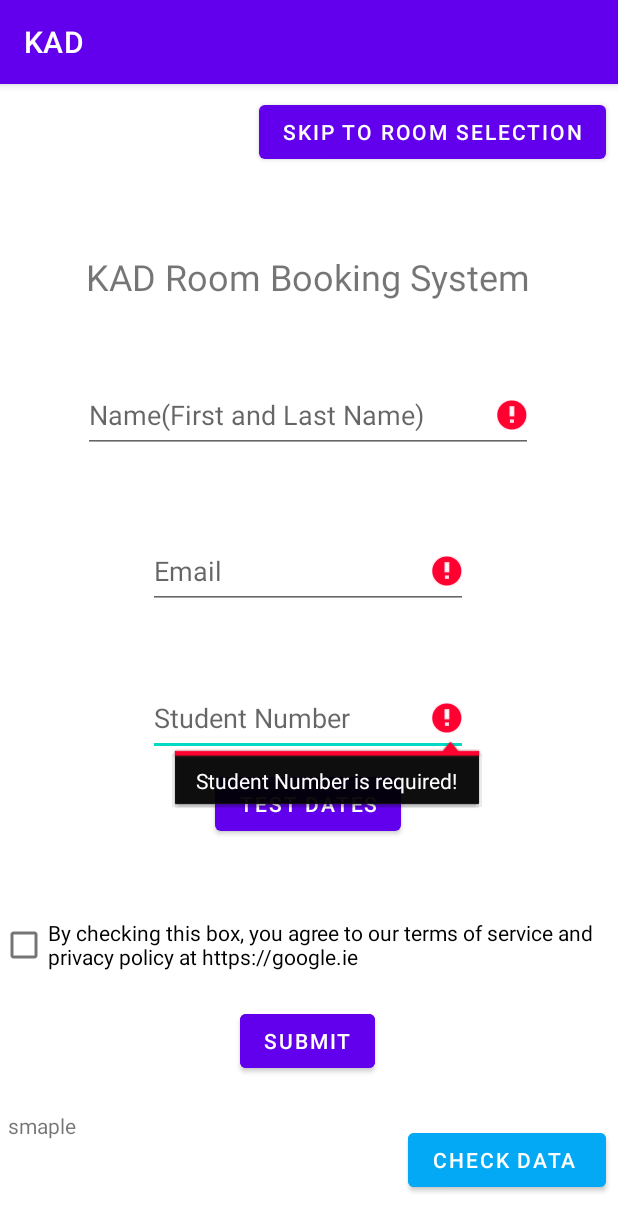
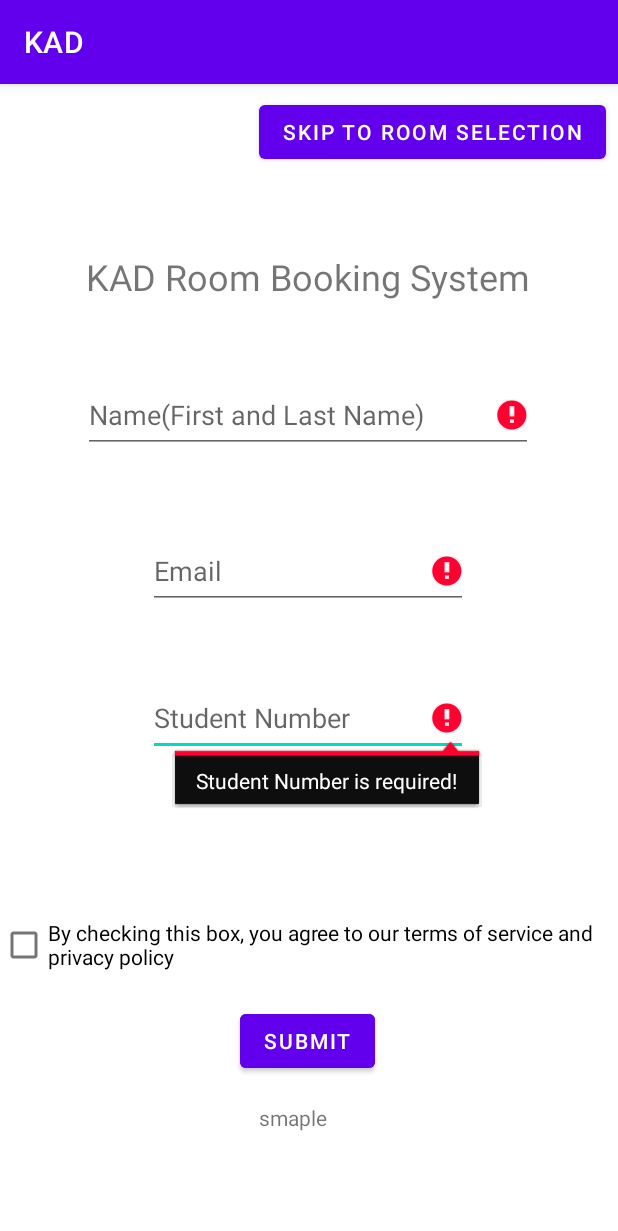
Before and after one commit to ArtLiathain/KadWebsite, an Android app: the screen it shows after launch (MainActivity), on a phone screen of 412 x 824 dp. Shown: the top 1231 px of the screen. Run offline under Robolectric (Android 15) with nearby library versions, the phone set to English and light mode, and no system bars; our stand-ins replace Firebase (no records; nobody signed in at launch, a user with empty details on screens opened directly).

Commit message:
Refactoring Main Activity for removal of debugging methods

```diff
--- a/app/src/main/java/com/example/kad/MainActivity.java
+++ b/app/src/main/java/com/example/kad/MainActivity.java
@@ -2,7 +2,6 @@ package com.example.kad;
 
 
 import android.content.Intent;
-import android.media.MediaPlayer;
 import android.os.Bundle;
 import android.text.TextUtils;
 import android.text.method.LinkMovementMethod;
@@ -15,19 +14,10 @@ import android.widget.Toast;
 
 import androidx.appcompat.app.AppCompatActivity;
 
-import java.text.SimpleDateFormat;
-import java.util.Date;
-
 
 public class MainActivity extends AppCompatActivity {
-    EditText email;
-    EditText studentNumberEditText;
-    EditText name;
-
-    Button submitButton;
-    Button checkDataButton;
-    Button dates;
-    Button skipToRoomSelectionBtn;
+    EditText email,name, studentNumberEditText;
+    Button submitButton, skipToRoomSelectionBtn;
     TextView txt1;
     CheckBox termsCheckBox;
 
@@ -41,16 +31,14 @@ public class MainActivity extends AppCompatActivity {
         email = findViewById(R.id.email);
         name = findViewById(R.id.name);
         studentNumberEditText = findViewById(R.id.student_num);
-        dates = findViewById(R.id.dates);
         submitButton = findViewById(R.id.send_btn);
         AuthLogic authLogic = new AuthLogic();
-        checkDataButton = findViewById(R.id.check_data);
         skipToRoomSelectionBtn = findViewById(R.id.skipRoomSelect_btn);
 
         txt1 = findViewById(R.id.txt1);
         termsCheckBox = findViewById(R.id.term_box);
 
-        termsCheckBox.setText("By checking this box, you agree to our terms of service and privacy policy at https://google.ie");
+        termsCheckBox.setText("By checking this box, you agree to our terms of service and privacy policy ");
         termsCheckBox.setMovementMethod(LinkMovementMethod.getInstance());
 
         name.setError("Name is required!");
@@ -91,26 +79,6 @@ public class MainActivity extends AppCompatActivity {
             }
         });
 
-        checkDataButton.setOnClickListener(new View.OnClickListener() {
-            @Override
-            @Generated
-            public void onClick(View view) {
-                firebase.checkFirestore(name.getText().toString(), Integer.parseInt(studentNumberEditText.getText().toString()), email.getText().toString());
-            }
-        });
-        dates.setOnClickListener(new View.OnClickListener() {
-            @Override
-            @Generated
-            public void onClick(View view) {
-                Toast.makeText(MainActivity.this, "Button Clicked", Toast.LENGTH_SHORT).show();
-                firebase.getDates();
-                Date dateS = new Date(122, 4, 2, 12, 00, 00); // Year: 1900+122= 2022, Month: every month needs to be decremented, month 0 is january
-                Date dateE = new Date(122, 4, 2, 13, 00, 00);
-
-                firebase.addBooking(1, true, 22349111, (dateS), (dateE));
-            }
-        });
-
         skipToRoomSelectionBtn.setOnClickListener(new View.OnClickListener() {
             @Override
             @Generated
--- a/app/src/main/res/layout/activity_main.xml
+++ b/app/src/main/res/layout/activity_main.xml
@@ -77,10 +77,10 @@
         android:text="smaple"
         app:layout_constraintBottom_toBottomOf="parent"
         app:layout_constraintEnd_toEndOf="parent"
-        app:layout_constraintHorizontal_bias="0.014"
+        app:layout_constraintHorizontal_bias="0.471"
         app:layout_constraintStart_toStartOf="parent"
         app:layout_constraintTop_toBottomOf="@+id/student_num"
-        app:layout_constraintVertical_bias="0.762" />
+        app:layout_constraintVertical_bias="0.741" />
 
     <CheckBox
         android:id="@+id/term_box"
@@ -93,32 +93,6 @@
         app:layout_constraintStart_toStartOf="parent" />
 
     <Button
-
-        android:id="@+id/check_data"
-        android:layout_width="wrap_content"
-        android:layout_height="wrap_content"
-        android:backgroundTint="#03A9F4"
-        android:backgroundTintMode="add"
-        android:hapticFeedbackEnabled="false"
-        android:text="Check data "
-        app:layout_constraintBottom_toBottomOf="parent"
-        app:layout_constraintEnd_toEndOf="parent"
-        app:layout_constraintHorizontal_bias="0.971"
-        app:layout_constraintStart_toStartOf="parent"
-        app:layout_constraintTop_toBottomOf="@+id/send_btn"
-        app:layout_constraintVertical_bias="0.543" />
-
-    <Button
-        android:id="@+id/dates"
-        android:layout_width="wrap_content"
-        android:layout_height="wrap_content"
-        android:layout_marginTop="8dp"
-        android:text="Test Dates"
-        app:layout_constraintEnd_toEndOf="parent"
-        app:layout_constraintHorizontal_bias="0.498"
-        app:layout_constraintStart_toStartOf="parent"
-        app:layout_constraintTop_toBottomOf="@+id/student_num" />
-    <Button
         android:id="@+id/skipRoomSelect_btn"
         android:layout_width="wrap_content"
         android:layout_height="wrap_content"
```
